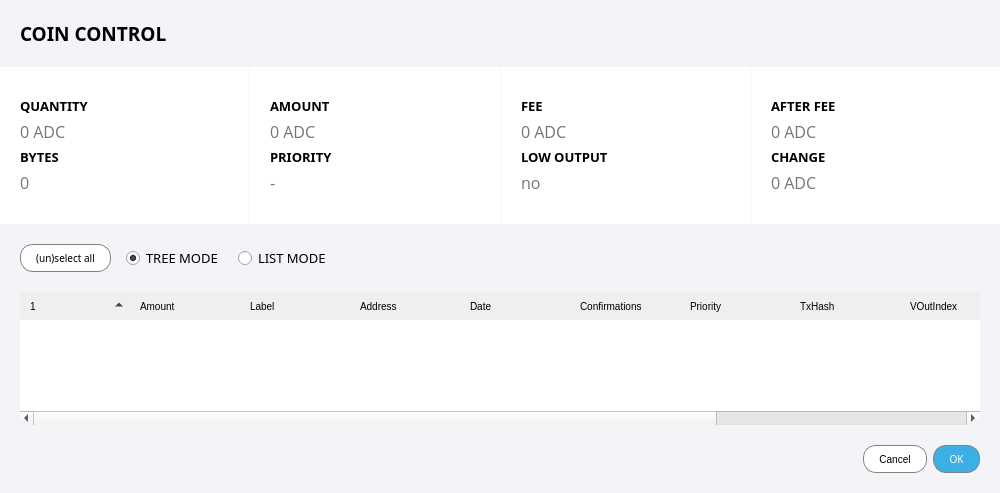
Before: the Qt Designer form src/qt/forms/coincontroldialog.ui in aurovine/AudioCoin, drawn with Qt 5.
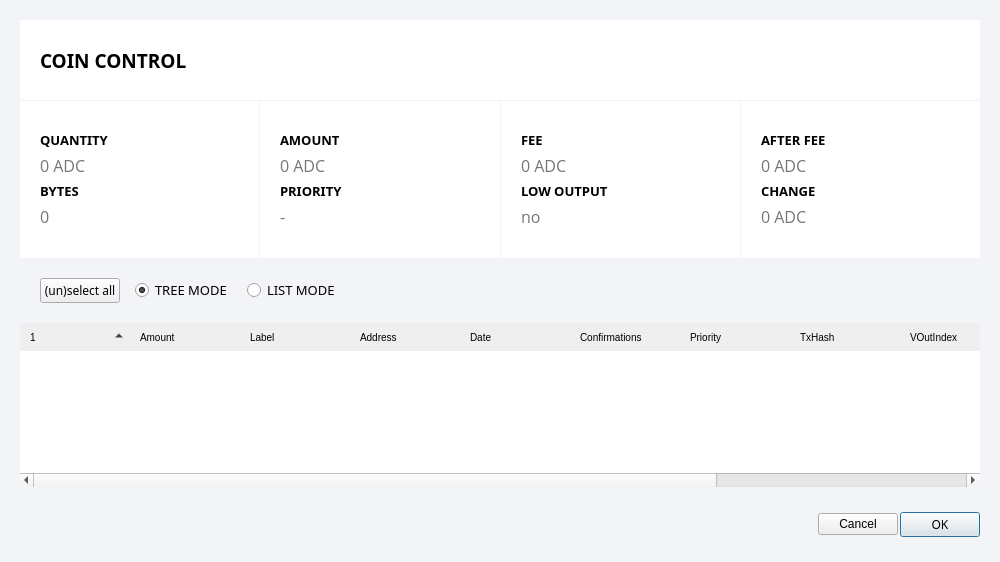
After: the same form once the commit is applied. Icons and pictures are not drawn. Custom widgets are drawn as their Qt base class.

Commit message: changes overall button design and fixes minor ui discrepancies

```diff
--- a/src/qt/forms/coincontroldialog.ui
+++ b/src/qt/forms/coincontroldialog.ui
@@ -7,7 +7,7 @@
     <x>0</x>
     <y>0</y>
     <width>1000</width>
-    <height>493</height>
+    <height>562</height>
    </rect>
   </property>
   <property name="windowTitle">
@@ -18,11 +18,6 @@
 
 #buttonWidget { background-color: #f3f4f7; }
 
-QPushButton { font-family: 'Montserrat'; text-transform: uppercase; font-size: 10px; border: 1px solid gray; padding: 0px 15px; border-radius: 13px; min-height: 26px; max-height: 26px; background-color: white; }
-
-QPushButton:hover, QPushButton:pressed { background-color: #1c99d2; color: white; }
-QPushButton:disabled { background-color: white; color: gray; }
-
 QTreeWidget::item {
 	border: 0;
 	padding: 2px 5px;
@@ -89,13 +84,31 @@
     <number>0</number>
    </property>
    <item>
+    <widget class="QWidget" name="verticalWidget" native="true">
+     <layout class="QVBoxLayout" name="verticalLayout_2">
+      <property name="spacing">
+       <number>0</number>
+      </property>
+      <property name="leftMargin">
+       <number>20</number>
+      </property>
+      <property name="topMargin">
+       <number>20</number>
+      </property>
+      <property name="rightMargin">
+       <number>20</number>
+      </property>
+      <property name="bottomMargin">
+       <number>0</number>
+      </property>
+      <item>
     <widget class="QWidget" name="header" native="true">
      <property name="styleSheet">
-      <string notr="true">QWidget { background-color: #f3f4f7; }</string>
+         <string notr="true">#titleWidget, #detailWidget { background-color: white; }</string>
      </property>
      <layout class="QVBoxLayout" name="headerLayout">
       <property name="spacing">
-       <number>0</number>
+          <number>1</number>
       </property>
       <property name="leftMargin">
        <number>0</number>
@@ -110,7 +123,19 @@
        <number>0</number>
       </property>
       <item>
-       <widget class="QWidget" name="title" native="true">
+          <widget class="QWidget" name="titleWidget" native="true">
+           <property name="sizePolicy">
+            <sizepolicy hsizetype="Preferred" vsizetype="Fixed">
+             <horstretch>0</horstretch>
+             <verstretch>80</verstretch>
+            </sizepolicy>
+           </property>
+           <property name="minimumSize">
+            <size>
+             <width>0</width>
+             <height>80</height>
+            </size>
+           </property>
         <layout class="QHBoxLayout" name="horizontalLayout">
          <property name="leftMargin">
           <number>20</number>
@@ -696,7 +721,6 @@
         <property name="font">
          <font>
           <family>Montserrat</family>
-          <pointsize>-1</pointsize>
          </font>
         </property>
         <property name="text">
@@ -753,7 +777,7 @@
         <property name="sizeHint" stdset="0">
          <size>
           <width>40</width>
-          <height>10</height>
+             <height>0</height>
          </size>
         </property>
        </spacer>
@@ -764,14 +788,17 @@
    <item>
     <widget class="QWidget" name="horizontalWidget" native="true">
      <layout class="QHBoxLayout" name="horizontalLayout_2">
+         <property name="spacing">
+          <number>0</number>
+         </property>
       <property name="leftMargin">
-       <number>20</number>
+          <number>0</number>
       </property>
       <property name="topMargin">
        <number>0</number>
       </property>
       <property name="rightMargin">
-       <number>20</number>
+          <number>0</number>
       </property>
       <property name="bottomMargin">
        <number>0</number>
@@ -900,9 +927,33 @@
      </property>
     </spacer>
    </item>
+     </layout>
+    </widget>
+   </item>
    <item>
     <widget class="QWidget" name="buttonWidget" native="true">
+     <property name="sizePolicy">
+      <sizepolicy hsizetype="Preferred" vsizetype="Fixed">
+       <horstretch>0</horstretch>
+       <verstretch>0</verstretch>
+      </sizepolicy>
+     </property>
+     <property name="minimumSize">
+      <size>
+       <width>0</width>
+       <height>75</height>
+      </size>
+     </property>
+     <property name="maximumSize">
+      <size>
+       <width>16777215</width>
+       <height>75</height>
+      </size>
+     </property>
      <layout class="QHBoxLayout" name="horizontalLayout_3">
+      <property name="spacing">
+       <number>2</number>
+      </property>
       <property name="leftMargin">
        <number>20</number>
       </property>
@@ -940,13 +991,8 @@
         <property name="font">
          <font>
           <family>Montserrat</family>
-          <pointsize>-1</pointsize>
          </font>
         </property>
-        <property name="styleSheet">
-         <string notr="true">#confirmButton { background-color: #3cb0e5; color: white; border: 1px solid gray; }
-#confirmButton:hover, #confirmButton:pressed { background-color: #1c99d2; }</string>
-        </property>
         <property name="text">
          <string>OK</string>
         </property>
@@ -961,6 +1007,11 @@
   </layout>
  </widget>
  <customwidgets>
+  <customwidget>
+   <class>QCustomButton</class>
+   <extends>QPushButton</extends>
+   <header>qcustombutton.h</header>
+  </customwidget>
   <customwidget>
    <class>CoinControlTreeWidget</class>
    <extends>QTreeWidget</extends>
```
Left out of the diff: 32 changed lines with no effect on the pictures. Lines whose indentation alone changed are shown as unchanged. The commit also changes 188 other files.
